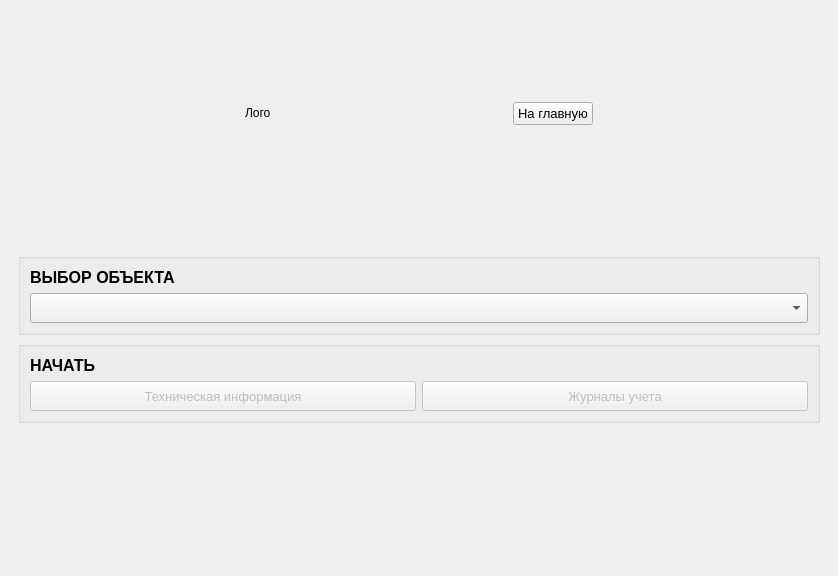
This is src/mainwindow.ui in VladKlimD/RTOP-docs-manager as Qt 5 draws it before an edit. The edited form follows.
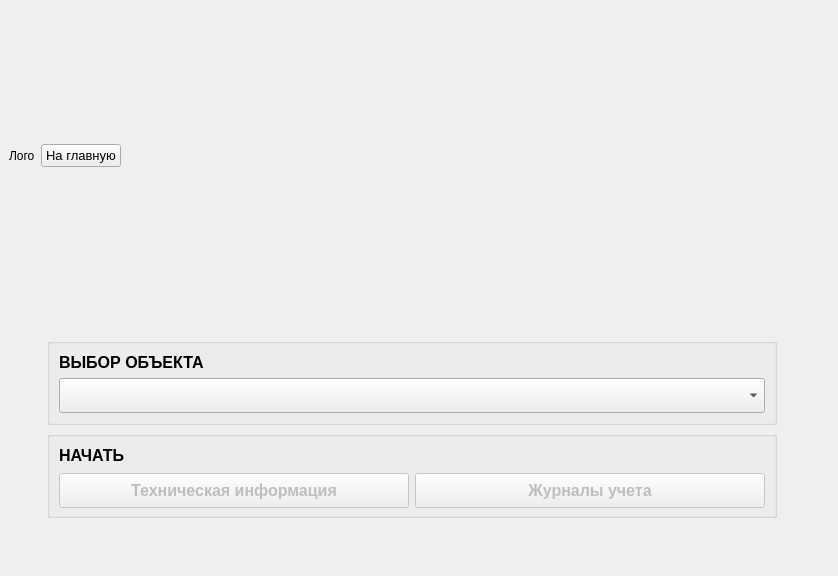
This is the edited form.

```diff
--- a/src/mainwindow.ui
+++ b/src/mainwindow.ui
@@ -49,6 +49,7 @@
           <property name="font">
            <font>
             <pointsize>10</pointsize>
+            <bold>false</bold>
            </font>
           </property>
           <property name="text">
@@ -56,6 +57,19 @@
           </property>
          </widget>
         </item>
+        <item>
+         <widget class="QLabel" name="labelTopRightSpacer">
+          <property name="sizePolicy">
+           <sizepolicy hsizetype="Minimum" vsizetype="Preferred">
+            <horstretch>0</horstretch>
+            <verstretch>0</verstretch>
+           </sizepolicy>
+          </property>
+          <property name="text">
+           <string/>
+          </property>
+         </widget>
+        </item>
        </layout>
       </item>
       <item>
@@ -95,11 +109,142 @@
          <property name="layoutDirection">
           <enum>Qt::LeftToRight</enum>
          </property>
-         <layout class="QVBoxLayout" name="verticalLayout_2">
-          <item>
+         <layout class="QGridLayout" name="gridLayout_4">
+          <item row="0" column="0" rowspan="2">
+           <spacer name="horizontalSpacerLeft">
+            <property name="orientation">
+             <enum>Qt::Horizontal</enum>
+            </property>
+            <property name="sizeHint" stdset="0">
+             <size>
+              <width>40</width>
+              <height>20</height>
+             </size>
+            </property>
+           </spacer>
+          </item>
+          <item row="1" column="1">
+           <widget class="QGroupBox" name="groupBoxStart">
+            <property name="sizePolicy">
+             <sizepolicy hsizetype="Minimum" vsizetype="Maximum">
+              <horstretch>0</horstretch>
+              <verstretch>0</verstretch>
+             </sizepolicy>
+            </property>
+            <property name="styleSheet">
+             <string notr="true"/>
+            </property>
+            <property name="title">
+             <string/>
+            </property>
+            <property name="alignment">
+             <set>Qt::AlignLeading|Qt::AlignLeft|Qt::AlignTop</set>
+            </property>
+            <layout class="QGridLayout" name="gridLayout_3">
+             <item row="2" column="1">
+              <widget class="QPushButton" name="pushButtonLogBooks">
+               <property name="enabled">
+                <bool>false</bool>
+               </property>
+               <property name="sizePolicy">
+                <sizepolicy hsizetype="Fixed" vsizetype="Minimum">
+                 <horstretch>0</horstretch>
+                 <verstretch>0</verstretch>
+                </sizepolicy>
+               </property>
+               <property name="minimumSize">
+                <size>
+                 <width>350</width>
+                 <height>35</height>
+                </size>
+               </property>
+               <property name="maximumSize">
+                <size>
+                 <width>16777215</width>
+                 <height>30</height>
+                </size>
+               </property>
+               <property name="font">
+                <font>
+                 <pointsize>12</pointsize>
+                 <bold>true</bold>
+                </font>
+               </property>
+               <property name="text">
+                <string>Журналы учета</string>
+               </property>
+              </widget>
+             </item>
+             <item row="1" column="0" colspan="2">
+              <widget class="QLabel" name="labelStart">
+               <property name="sizePolicy">
+                <sizepolicy hsizetype="Preferred" vsizetype="Preferred">
+                 <horstretch>0</horstretch>
+                 <verstretch>0</verstretch>
+                </sizepolicy>
+               </property>
+               <property name="font">
+                <font>
+                 <pointsize>12</pointsize>
+                 <bold>true</bold>
+                </font>
+               </property>
+               <property name="text">
+                <string>НАЧАТЬ</string>
+               </property>
+               <property name="alignment">
+                <set>Qt::AlignLeading|Qt::AlignLeft|Qt::AlignTop</set>
+               </property>
+              </widget>
+             </item>
+             <item row="2" column="0">
+              <widget class="QPushButton" name="pushButtonTechInfo">
+               <property name="enabled">
+                <bool>false</bool>
+               </property>
+               <property name="sizePolicy">
+                <sizepolicy hsizetype="Fixed" vsizetype="Minimum">
+                 <horstretch>0</horstretch>
+                 <verstretch>0</verstretch>
+                </sizepolicy>
+               </property>
+               <property name="minimumSize">
+                <size>
+                 <width>350</width>
+                 <height>35</height>
+                </size>
+               </property>
+               <property name="maximumSize">
+                <size>
+                 <width>16777215</width>
+                 <height>30</height>
+                </size>
+               </property>
+               <property name="font">
+                <font>
+                 <pointsize>12</pointsize>
+                 <bold>true</bold>
+                </font>
+               </property>
+               <property name="text">
+                <string>Техническая информация</string>
+               </property>
+              </widget>
+             </item>
+            </layout>
+           </widget>
+          </item>
+          <item row="0" column="3" rowspan="2">
+           <widget class="QLabel" name="labelRightSpacer">
+            <property name="text">
+             <string/>
+            </property>
+           </widget>
+          </item>
+          <item row="0" column="1">
            <widget class="QGroupBox" name="groupBoxChooseObject">
             <property name="sizePolicy">
-             <sizepolicy hsizetype="Preferred" vsizetype="Maximum">
+             <sizepolicy hsizetype="Minimum" vsizetype="Maximum">
               <horstretch>0</horstretch>
               <verstretch>0</verstretch>
              </sizepolicy>
@@ -135,12 +280,12 @@
                <property name="minimumSize">
                 <size>
                  <width>0</width>
-                 <height>30</height>
+                 <height>35</height>
                 </size>
                </property>
                <property name="font">
                 <font>
-                 <pointsize>10</pointsize>
+                 <pointsize>12</pointsize>
                  <bold>true</bold>
                 </font>
                </property>
@@ -167,114 +312,18 @@
             </layout>
            </widget>
           </item>
-          <item>
-           <widget class="QGroupBox" name="groupBoxStart">
-            <property name="sizePolicy">
-             <sizepolicy hsizetype="Preferred" vsizetype="Maximum">
-              <horstretch>0</horstretch>
-              <verstretch>0</verstretch>
-             </sizepolicy>
+          <item row="0" column="2" rowspan="2">
+           <spacer name="horizontalSpacerRight">
+            <property name="orientation">
+             <enum>Qt::Horizontal</enum>
             </property>
-            <property name="styleSheet">
-             <string notr="true"/>
+            <property name="sizeHint" stdset="0">
+             <size>
+              <width>40</width>
+              <height>20</height>
+             </size>
             </property>
-            <property name="title">
-             <string/>
-            </property>
-            <property name="alignment">
-             <set>Qt::AlignLeading|Qt::AlignLeft|Qt::AlignTop</set>
-            </property>
-            <layout class="QGridLayout" name="gridLayout_3">
-             <item row="2" column="1">
-              <widget class="QPushButton" name="pushButtonLogBooks">
-               <property name="enabled">
-                <bool>false</bool>
-               </property>
-               <property name="sizePolicy">
-                <sizepolicy hsizetype="Preferred" vsizetype="Minimum">
-                 <horstretch>0</horstretch>
-                 <verstretch>0</verstretch>
-                </sizepolicy>
-               </property>
-               <property name="minimumSize">
-                <size>
-                 <width>300</width>
-                 <height>30</height>
-                </size>
-               </property>
-               <property name="maximumSize">
-                <size>
-                 <width>16777215</width>
-                 <height>30</height>
-                </size>
-               </property>
-               <property name="font">
-                <font>
-                 <pointsize>10</pointsize>
-                </font>
-               </property>
-               <property name="text">
-                <string>Журналы учета</string>
-               </property>
-              </widget>
-             </item>
-             <item row="1" column="0" colspan="2">
-              <widget class="QLabel" name="labelStart">
-               <property name="sizePolicy">
-                <sizepolicy hsizetype="Preferred" vsizetype="Preferred">
-                 <horstretch>0</horstretch>
-                 <verstretch>0</verstretch>
-                </sizepolicy>
-               </property>
-               <property name="font">
-                <font>
-                 <pointsize>12</pointsize>
-                 <bold>true</bold>
-                </font>
-               </property>
-               <property name="text">
-                <string>НАЧАТЬ</string>
-               </property>
-               <property name="alignment">
-                <set>Qt::AlignLeading|Qt::AlignLeft|Qt::AlignTop</set>
-               </property>
-              </widget>
-             </item>
-             <item row="2" column="0">
-              <widget class="QPushButton" name="pushButtonTechInfo">
-               <property name="enabled">
-                <bool>false</bool>
-               </property>
-               <property name="sizePolicy">
-                <sizepolicy hsizetype="Preferred" vsizetype="Minimum">
-                 <horstretch>0</horstretch>
-                 <verstretch>0</verstretch>
-                </sizepolicy>
-               </property>
-               <property name="minimumSize">
-                <size>
-                 <width>300</width>
-                 <height>30</height>
-                </size>
-               </property>
-               <property name="maximumSize">
-                <size>
-                 <width>16777215</width>
-                 <height>30</height>
-                </size>
-               </property>
-               <property name="font">
-                <font>
-                 <pointsize>10</pointsize>
-                </font>
-               </property>
-               <property name="text">
-                <string>Техническая информация</string>
-               </property>
-              </widget>
-             </item>
-            </layout>
-           </widget>
+           </spacer>
           </item>
          </layout>
         </widget>
```
